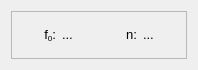
Qt form app/designer/aux_widgets/zero_block.ui (grupo-tc-volcan/TP4) before a commit.
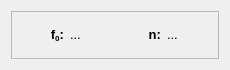
The same form after that commit.

Diff of the .ui file:
```diff
--- a/app/designer/aux_widgets/zero_block.ui
+++ b/app/designer/aux_widgets/zero_block.ui
@@ -6,13 +6,13 @@
    <rect>
     <x>0</x>
     <y>0</y>
-    <width>198</width>
+    <width>230</width>
     <height>70</height>
    </rect>
   </property>
   <property name="maximumSize">
    <size>
-    <width>198</width>
+    <width>270</width>
     <height>16777215</height>
    </size>
   </property>
@@ -22,6 +22,12 @@
   <layout class="QGridLayout" name="gridLayout">
    <item row="1" column="0">
     <widget class="QFrame" name="frame">
+     <property name="maximumSize">
+      <size>
+       <width>270</width>
+       <height>16777215</height>
+      </size>
+     </property>
      <property name="autoFillBackground">
       <bool>false</bool>
      </property>
@@ -41,7 +47,7 @@
       <item row="0" column="0">
        <widget class="QLabel" name="label_3">
         <property name="text">
-         <string>&lt;html&gt;&lt;head/&gt;&lt;body&gt;&lt;p align=&quot;right&quot;&gt;&lt;span style=&quot; font-size:10pt;&quot;&gt;f&lt;/span&gt;&lt;span style=&quot; font-size:10pt; vertical-align:sub;&quot;&gt;0&lt;/span&gt;&lt;span style=&quot; font-size:10pt;&quot;&gt;:&lt;/span&gt;&lt;/p&gt;&lt;/body&gt;&lt;/html&gt;</string>
+         <string>&lt;html&gt;&lt;head/&gt;&lt;body&gt;&lt;p align=&quot;right&quot;&gt;&lt;span style=&quot; font-size:10pt; font-weight:600;&quot;&gt;f&lt;/span&gt;&lt;span style=&quot; font-size:10pt; font-weight:600; vertical-align:sub;&quot;&gt;0&lt;/span&gt;&lt;span style=&quot; font-size:10pt; font-weight:600;&quot;&gt;:&lt;/span&gt;&lt;/p&gt;&lt;/body&gt;&lt;/html&gt;</string>
         </property>
        </widget>
       </item>
@@ -55,7 +61,7 @@
       <item row="0" column="2">
        <widget class="QLabel" name="label">
         <property name="text">
-         <string>&lt;html&gt;&lt;head/&gt;&lt;body&gt;&lt;p align=&quot;right&quot;&gt;&lt;span style=&quot; font-size:10pt;&quot;&gt;n:&lt;/span&gt;&lt;/p&gt;&lt;/body&gt;&lt;/html&gt;</string>
+         <string>&lt;html&gt;&lt;head/&gt;&lt;body&gt;&lt;p align=&quot;right&quot;&gt;&lt;span style=&quot; font-size:10pt; font-weight:600;&quot;&gt;n:&lt;/span&gt;&lt;/p&gt;&lt;/body&gt;&lt;/html&gt;</string>
         </property>
        </widget>
       </item>
```
